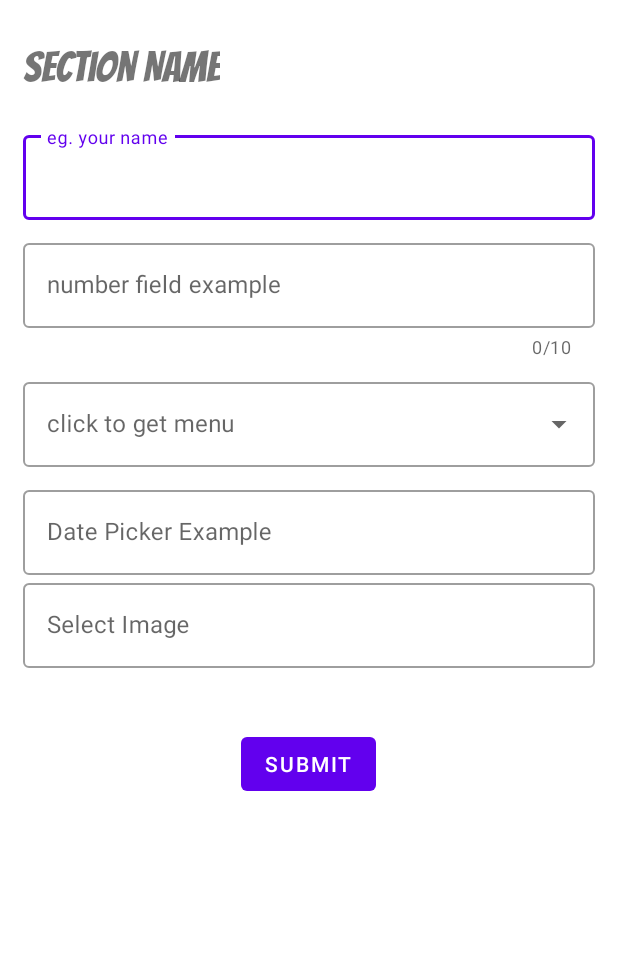
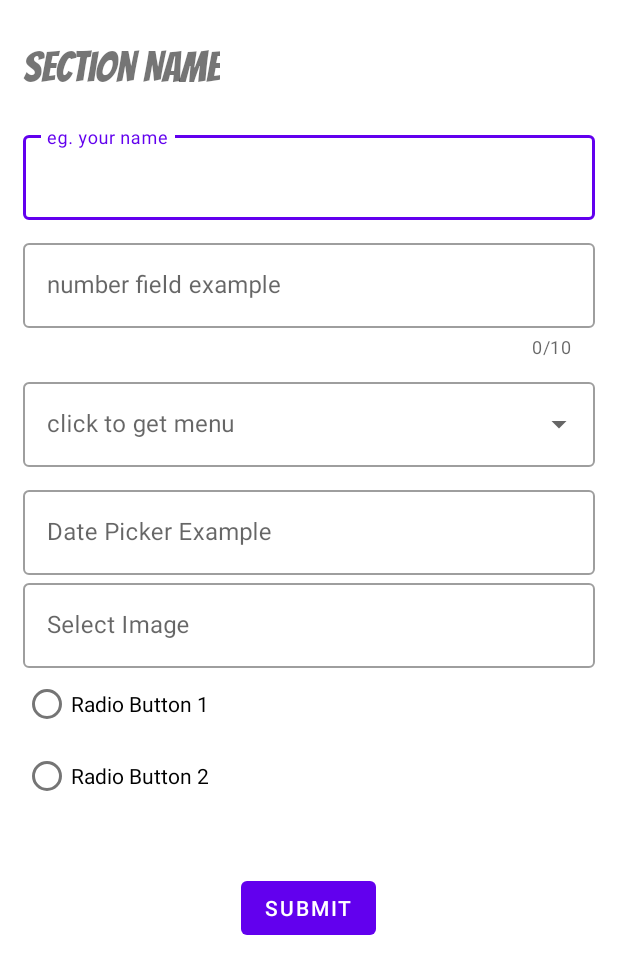
Before and after one commit to Shivendraa/Material-Form-Help, an Android app: the screen it shows after launch (MainActivity), on a phone screen of 412 x 824 dp. Shown: the top 974 px of the screen. Run offline under Robolectric (Android 15) with nearby library versions, the phone set to English and light mode, and no system bars.

Commit message:
Design apps using material UI - Commit 2

```diff
--- a/app/src/main/java/com/nighteye/materialpractice/MainActivity.java
+++ b/app/src/main/java/com/nighteye/materialpractice/MainActivity.java
@@ -1,12 +1,19 @@
 package com.nighteye.materialpractice;
 
+import androidx.annotation.IdRes;
 import androidx.annotation.Nullable;
+import androidx.annotation.RequiresApi;
 import androidx.appcompat.app.AppCompatActivity;
+import androidx.core.app.ActivityCompat;
+import androidx.core.content.ContextCompat;
 
+import android.Manifest;
 import android.app.DatePickerDialog;
 import android.content.Intent;
+import android.content.pm.PackageManager;
 import android.graphics.Bitmap;
 import android.net.Uri;
+import android.os.Build;
 import android.os.Bundle;
 import android.provider.MediaStore;
 import android.view.View;
@@ -15,9 +22,14 @@ import android.widget.AutoCompleteTextView;
 import android.widget.Button;
 import android.widget.DatePicker;
 import android.widget.EditText;
+import android.widget.RadioGroup;
+import android.widget.Toast;
+
 import com.google.android.material.textfield.TextInputLayout;
 import java.io.ByteArrayOutputStream;
+import java.io.File;
 import java.io.IOException;
+import java.nio.file.Files;
 import java.util.Calendar;
 import java.util.Objects;
 
@@ -25,11 +37,18 @@ public class MainActivity extends AppCompatActivity {
 
     //Keep Variables Private
     private TextInputLayout textString, textNumber;
-    private EditText eDob,iPic;
+    private EditText eDob,iPic, iDoc;
     private Button button;
     private static final int PICK_IMAGE_REQUEST = 234;
-    private Uri filePath1;
+    private Uri filePath1, filePath2;
     private Bitmap bitmap;
+    private static final int PICK_PDF_REQUEST = 134;
+    File file;
+    private byte[] docBytes;
+    private RadioGroup radioGroup;
+    String radioChoice;
+
+
     @Override
     protected void onCreate(Bundle savedInstanceState) {
         super.onCreate(savedInstanceState);
@@ -39,6 +58,7 @@ public class MainActivity extends AppCompatActivity {
         textString = findViewById(R.id.textField);
         textNumber = findViewById(R.id.textField2);
         button = findViewById(R.id.button);
+        radioGroup = findViewById(R.id.radioGroup);
 
         //DatePicker Code
         eDob = findViewById(R.id.eDob);
@@ -74,15 +94,33 @@ public class MainActivity extends AppCompatActivity {
             public void onClick(View view) {
                 Intent intent = new Intent();
                 intent.setType("image/*");
-                intent.setAction(intent.ACTION_GET_CONTENT);
+                intent.setAction(Intent.ACTION_GET_CONTENT);
                 startActivityForResult(Intent.createChooser(intent,"Select an Image"),PICK_IMAGE_REQUEST);
             }
         });
 
 
         button.setOnClickListener(new View.OnClickListener() {
+            @RequiresApi(api = Build.VERSION_CODES.O)
             @Override
             public void onClick(View view) {
+
+
+                radioGroup.setOnCheckedChangeListener(new RadioGroup.OnCheckedChangeListener() {
+                    @Override
+                    public void onCheckedChanged(RadioGroup radioGroup,@IdRes int i) {
+                        switch (i){
+                            case R.id.radio_button_1:
+                                radioChoice = "Radio Button 1";
+                                break;
+                            case R.id.radio_button_2:
+                                radioChoice = "Radio Button 2";
+                                break;
+                            default:
+                                radioChoice = "Not Selected";
+                        }
+                    }
+                });
 
                 String name = Objects.requireNonNull(textString.getEditText()).getText().toString();
                 String number = Objects.requireNonNull(textNumber.getEditText()).getText().toString();
@@ -92,6 +130,8 @@ public class MainActivity extends AppCompatActivity {
                 byte[] byteArray = stream.toByteArray();
                 bitmap.recycle();
 
+
+
                 String date = eDob.getText().toString();
                 String dropDownVal = dropDownMenu.getText().toString();
                 Intent intent = new Intent(MainActivity.this, NextActivity.class);
@@ -100,17 +140,18 @@ public class MainActivity extends AppCompatActivity {
                 intent.putExtra("dropdown",dropDownVal);
                 intent.putExtra("date",date);
                 intent.putExtra("imageBytes",byteArray);
+                intent.putExtra("radioChoice",radioChoice);
                 startActivity(intent);
             }
         });
 
     }
 
+    @RequiresApi(api = Build.VERSION_CODES.O)
     @Override
     protected void onActivityResult(int requestCode, int resultCode, @Nullable Intent data) {
         super.onActivityResult(requestCode, resultCode, data);
-        assert data != null;
-        if(requestCode == PICK_IMAGE_REQUEST && resultCode == RESULT_OK && data.getData() != null) {
+        if(requestCode == PICK_IMAGE_REQUEST && resultCode == RESULT_OK && Objects.requireNonNull(data).getData() != null) {
             filePath1 = data.getData();
             try {
                 bitmap = MediaStore.Images.Media.getBitmap(getContentResolver(),filePath1);
@@ -119,5 +160,15 @@ public class MainActivity extends AppCompatActivity {
                 e.printStackTrace();
             }
         }
+        else if (requestCode == PICK_PDF_REQUEST && resultCode == RESULT_OK && Objects.requireNonNull(data).getData() != null) {
+            try {
+                filePath2 = data.getData();
+                file = new File(Objects.requireNonNull(Objects.requireNonNull(filePath2).getPath()));
+                iDoc.setText(filePath2.getEncodedPath());
+                docBytes = Files.readAllBytes(file.toPath());
+            } catch (Exception E){
+                E.printStackTrace();
+            }
+        }
     }
 }
--- a/app/src/main/res/layout/activity_main.xml
+++ b/app/src/main/res/layout/activity_main.xml
@@ -105,6 +105,22 @@
                 android:inputType="none" />
         </com.google.android.material.textfield.TextInputLayout>
 
+        <RadioGroup
+            android:id="@+id/radioGroup"
+            android:layout_width="match_parent"
+            android:layout_height="wrap_content">
+            <com.google.android.material.radiobutton.MaterialRadioButton
+                android:id="@+id/radio_button_1"
+                android:layout_width="match_parent"
+                android:layout_height="match_parent"
+                android:text="Radio Button 1"/>
+            <com.google.android.material.radiobutton.MaterialRadioButton
+                android:id="@+id/radio_button_2"
+                android:layout_width="match_parent"
+                android:layout_height="match_parent"
+                android:text="Radio Button 2"/>
+        </RadioGroup>
+
         <Button
             android:id="@+id/button"
             style="@style/Widget.MaterialComponents.Button.UnelevatedButton"
--- a/app/src/main/res/layout/activity_next.xml
+++ b/app/src/main/res/layout/activity_next.xml
@@ -41,8 +41,9 @@
         style="@style/Widget.MaterialComponents.TextView" />
 
     <ImageView
-        android:layout_width="wrap_content"
-        android:layout_height="wrap_content"
+        android:layout_width="250dp"
+        android:layout_height="250dp"
+        android:elevation="10dp"
         android:id="@+id/imageRecvd"
         android:layout_marginTop="30dp"
         android:contentDescription="TODO" />
```
Also changed, not shown: app/src/main/java/com/nighteye/materialpractice/NextActivity.java (+5 -3 lines).
